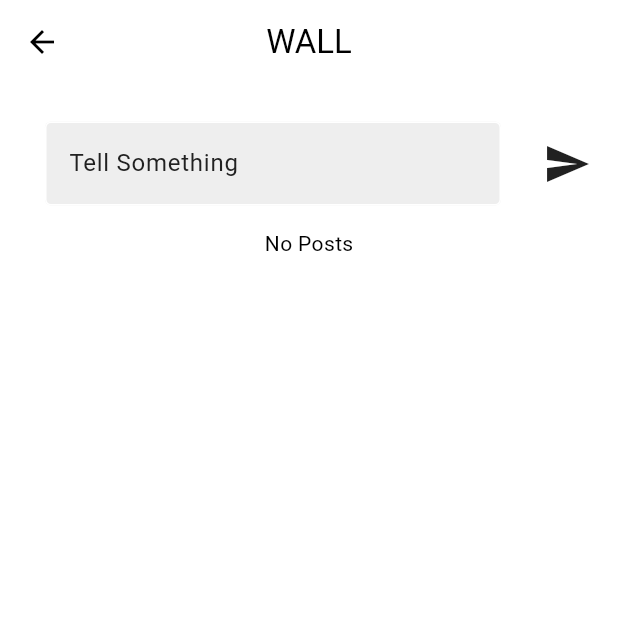
After one commit to kishaiyan/flutter_firebase_chat_app_basic, a Flutter app: the screen it shows once a user with an empty profile is signed in, in the side drawer, after a tap on "WALL", on a phone screen of 412 x 824 dp, the top half of it. The commit adds this screen. Run offline on Flutter 3.47's test engine with Material 3 defaults, Android fonts, the light colour scheme and no system bars; our stand-ins replace cloud_firestore, firebase_auth, firebase_core; accounts and stored records are empty; network calls fail.

Commit message:
Added Social Media style wall where one can see everyone's post in the wall page using firestore backend

```diff
--- a/lib/components/drawer_custom.dart
+++ b/lib/components/drawer_custom.dart
@@ -41,6 +41,19 @@ class MyDrawer extends StatelessWidget {
                   ),
                 ),
               ),
+              GestureDetector(
+                onTap: () {
+                  Navigator.pop(context);
+                  Navigator.pushNamed(context, '/wall');
+                },
+                child: const Padding(
+                  padding: EdgeInsets.only(left: 15),
+                  child: ListTile(
+                    title: Text("WALL"),
+                    leading: Icon(Icons.settings),
+                  ),
+                ),
+              ),
             ],
           ),
           GestureDetector(
--- a/lib/components/text_field.dart
+++ b/lib/components/text_field.dart
@@ -18,14 +18,15 @@ class MyTextField extends StatelessWidget {
         controller: controller,
         obscureText: obscure,
         decoration: InputDecoration(
-          fillColor: Colors.grey.shade200,
+            fillColor: Theme.of(context).colorScheme.secondary,
             filled: true,
             enabledBorder: const OutlineInputBorder(
                 borderSide: BorderSide(color: Colors.white)),
             focusedBorder: const OutlineInputBorder(
                 borderSide: BorderSide(color: Colors.amberAccent)),
             hintText: hintText,
-        ),
+            hintStyle:
+                TextStyle(color: Theme.of(context).colorScheme.inversePrimary)),
       ),
     );
   }
--- a/lib/main.dart
+++ b/lib/main.dart
@@ -1,4 +1,7 @@
 import 'package:authenticatio_samplen/pages/auth_path.dart';
+import 'package:authenticatio_samplen/pages/home_page.dart';
+import 'package:authenticatio_samplen/pages/settings_page.dart';
+import 'package:authenticatio_samplen/pages/wall_page.dart';
 import 'package:authenticatio_samplen/theme/theme_provider.dart';
 import 'package:firebase_core/firebase_core.dart';
 import 'package:provider/provider.dart';
@@ -24,6 +27,11 @@ class MyApp extends StatelessWidget {
       debugShowCheckedModeBanner: false,
       home: const AuthPage(),
       theme: Provider.of<ThemeProvider>(context).themeData,
+      routes: {
+        '/home': (context) => HomePage(),
+        '/settings': (context) => const SettingsPage(),
+        '/wall': (context) => WallPage(),
+      },
     );
   }
 }
--- /dev/null
+++ b/lib/models/post_model.dart
@@ -0,0 +1,19 @@
+import 'package:cloud_firestore/cloud_firestore.dart';
+
+class PostDetails {
+  final String message;
+  final String userEmail;
+  final Timestamp timestamp;
+  PostDetails({
+    required this.message,
+    required this.userEmail,
+    required this.timestamp,
+  });
+  Map<String, dynamic> toMap() {
+    return {
+      'postMessage': message,
+      'owner': userEmail,
+      'timestamp': timestamp,
+    };
+  }
+}
--- /dev/null
+++ b/lib/pages/wall_page.dart
@@ -0,0 +1,83 @@
+import 'package:authenticatio_samplen/components/text_field.dart';
+import 'package:authenticatio_samplen/services/social_post/post_service.dart';
+import 'package:flutter/material.dart';
+
+class WallPage extends StatelessWidget {
+  WallPage({super.key});
+  final postController = TextEditingController();
+  @override
+  Widget build(BuildContext context) {
+    PostService _postService = PostService();
+    void postMessage() {
+      if (postController.text.isNotEmpty) {
+        _postService.sendPost(postController.text);
+        postController.clear();
+      }
+    }
+
+    return Scaffold(
+      appBar: AppBar(
+        elevation: 0,
+        backgroundColor: Colors.transparent,
+        title: Text("WALL"),
+        centerTitle: true,
+      ),
+      body: SafeArea(
+        child: Padding(
+          padding: const EdgeInsets.symmetric(vertical: 20, horizontal: 10),
+          child: Column(
+            children: [
+              Row(
+                children: [
+                  Expanded(
+                    child: MyTextField(
+                        controller: postController,
+                        hintText: "Tell Something",
+                        obscure: false),
+                  ),
+                  IconButton(
+                      onPressed: postMessage,
+                      icon: Icon(
+                        Icons.send_sharp,
+                        size: 32,
+                        color: Theme.of(context).colorScheme.inversePrimary,
+                      ))
+                ],
+              ),
+              StreamBuilder(
+                  stream: _postService.getPosts(),
+                  builder: (context, snapshots) {
+                    if (snapshots.connectionState == ConnectionState.waiting) {
+                      return Center(child: CircularProgressIndicator());
+                    }
+                    final post = snapshots.data!.docs;
+                    if (snapshots.data == null || post.isEmpty) {
+                      return Center(
+                        child: Container(
+                          padding: EdgeInsets.symmetric(
+                              vertical: 10, horizontal: 20),
+                          child: Text("No Posts"),
+                        ),
+                      );
+                    }
+
+                    return Expanded(
+                      child: ListView.builder(
+                          itemCount: post.length,
+                          itemBuilder: (context, index) {
+                            final userPost = post[index];
+
+                            return ListTile(
+                              title: Text(userPost['postMessage']),
+                              subtitle: Text(userPost['owner']),
+                            );
+                          }),
+                    );
+                  })
+            ],
+          ),
+        ),
+      ),
+    );
+  }
+}
--- /dev/null
+++ b/lib/services/social_post/post_service.dart
@@ -0,0 +1,20 @@
+import 'package:authenticatio_samplen/models/post_model.dart';
+import 'package:authenticatio_samplen/services/auth/auth_service.dart';
+import 'package:cloud_firestore/cloud_firestore.dart';
+
+class PostService {
+  AuthService _authService = AuthService();
+  final _postService = FirebaseFirestore.instance.collection('Posts');
+
+  void sendPost(String post) {
+    final user = _authService.getCurrentUser()!.email!;
+    final newPost =
+        PostDetails(message: post, userEmail: user, timestamp: Timestamp.now());
+
+    _postService.add(newPost.toMap());
+  }
+
+  Stream<QuerySnapshot> getPosts() {
+    return _postService.orderBy('timestamp', descending: true).snapshots();
+  }
+}
--- a/pubspec.yaml
+++ b/pubspec.yaml
@@ -39,6 +39,7 @@ dependencies:
   firebase_auth: ^4.16.0
   provider: ^6.1.2
   cloud_firestore: ^4.14.0
+
 
 dev_dependencies:
   flutter_test:
```
Lines whose indentation alone changed are shown as unchanged.
